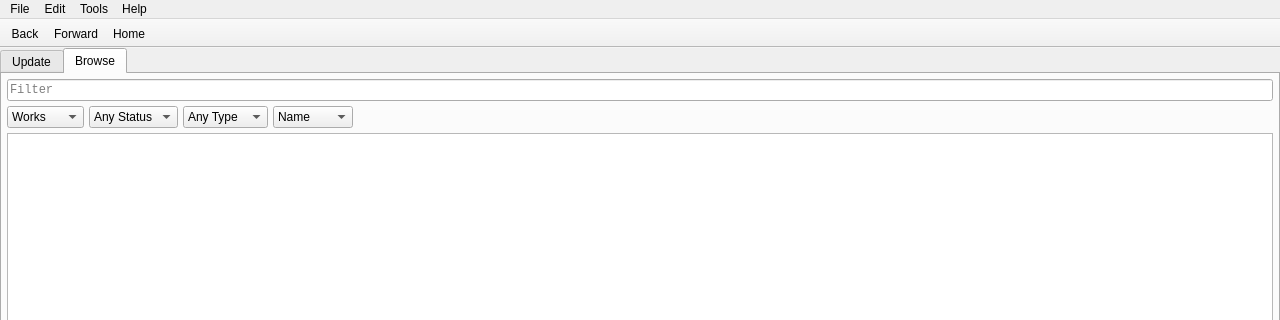
Above: src/UI/MainWindow/MainWindow.ui from NikolaRoev/Tracker before the change; both pictures show x 0 to 1280 and y 0 to 320 of the 1280 by 720 pixel window. Below: the same form after it.
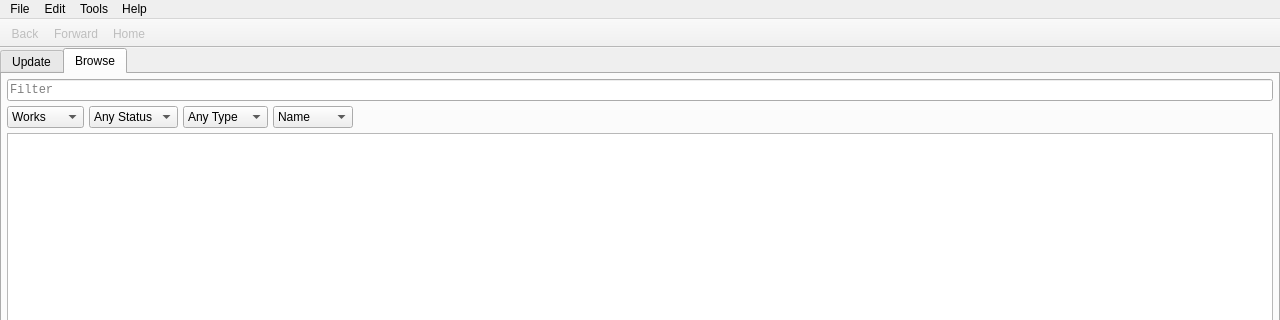
That is the form after the change. Icons and pictures are not drawn.

Commit message: Some setup for the navigator buttons.

Patch:
```diff
--- a/src/UI/MainWindow/MainWindow.ui
+++ b/src/UI/MainWindow/MainWindow.ui
@@ -506,7 +506,7 @@
   </action>
   <action name="actionBack">
    <property name="enabled">
-    <bool>true</bool>
+    <bool>false</bool>
    </property>
    <property name="icon">
     <iconset resource="../../../resources/resources.qrc">
@@ -518,7 +518,7 @@
   </action>
   <action name="actionForward">
    <property name="enabled">
-    <bool>true</bool>
+    <bool>false</bool>
    </property>
    <property name="icon">
     <iconset resource="../../../resources/resources.qrc">
@@ -529,6 +529,9 @@
    </property>
   </action>
   <action name="actionHome">
+   <property name="enabled">
+    <bool>false</bool>
+   </property>
    <property name="icon">
     <iconset resource="../../../resources/resources.qrc">
      <normaloff>:/icons/icons/house.png</normaloff>:/icons/icons/house.png</iconset>
```
The commit also changes 4 other files.
